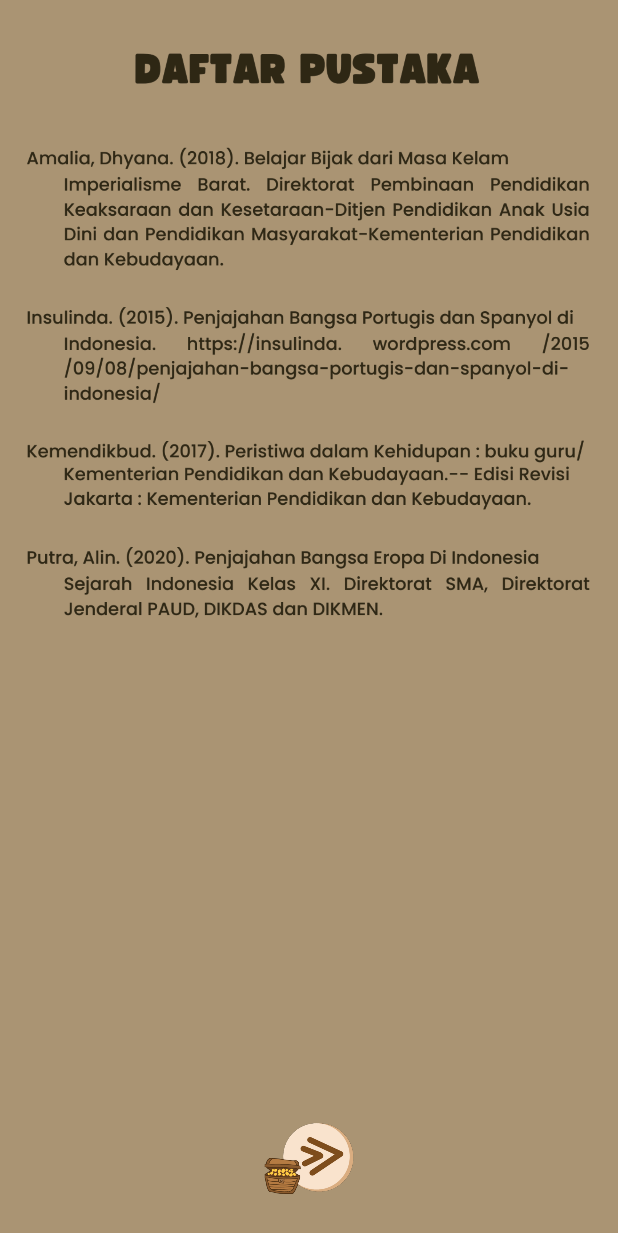
After one commit to yendrapriambada/PengembaraApp, an Android app: the DaftarPustakaActivity screen opened directly, with no data from a screen before it, on a phone screen of 412 x 824 dp. The commit adds this screen. Shown: the top 1233 px of the screen. Run offline under Robolectric (Android 15) with nearby library versions, the phone set to English and light mode, and no system bars.

Commit message:
(FrontEnd) Layout 28 - 30

```diff
--- /dev/null
+++ b/app/src/main/java/com/nadhira/emodulpengembara/DaftarPustakaActivity.kt
@@ -0,0 +1,38 @@
+package com.nadhira.emodulpengembara
+
+import android.content.Intent
+import android.os.Bundle
+import androidx.activity.OnBackPressedCallback
+import androidx.appcompat.app.AppCompatActivity
+import com.nadhira.emodulpengembara.databinding.ActivityDaftarPustakaBinding
+
+class DaftarPustakaActivity : AppCompatActivity() {
+    private lateinit var binding: ActivityDaftarPustakaBinding
+
+    override fun onCreate(savedInstanceState: Bundle?) {
+        super.onCreate(savedInstanceState)
+        binding = ActivityDaftarPustakaBinding.inflate(layoutInflater)
+        setContentView(binding.root)
+
+        binding.apply {
+            btnNext.setOnClickListener {
+                Intent(this@DaftarPustakaActivity, DaftarPustaka2Activity::class.java).also {
+                    startActivity(it)
+                }
+                finish()
+            }
+        }
+        onBackPressedDispatcher.addCallback(this, object : OnBackPressedCallback(true) {
+            override fun handleOnBackPressed() {
+                backIntent()
+            }
+        })
+    }
+
+    private fun backIntent() {
+        Intent(this@DaftarPustakaActivity, DaftarIsiActivity::class.java).also {
+            startActivity(it)
+        }
+        finish()
+    }
+}
--- /dev/null
+++ b/app/src/main/res/layout/activity_daftar_pustaka.xml
@@ -0,0 +1,31 @@
+<?xml version="1.0" encoding="utf-8"?>
+<androidx.constraintlayout.widget.ConstraintLayout xmlns:android="http://schemas.android.com/apk/res/android"
+    xmlns:app="http://schemas.android.com/apk/res-auto"
+    xmlns:tools="http://schemas.android.com/tools"
+    android:layout_width="match_parent"
+    android:layout_height="match_parent"
+    android:background="#AA9473"
+    tools:context=".DaftarPustakaActivity">
+
+    <ImageView
+        android:layout_width="match_parent"
+        android:layout_height="400dp"
+        android:layout_marginStart="16dp"
+        android:layout_marginTop="24dp"
+        android:layout_marginEnd="16dp"
+        app:layout_constraintEnd_toEndOf="parent"
+        app:layout_constraintStart_toStartOf="parent"
+        app:layout_constraintTop_toTopOf="parent"
+        app:srcCompat="@drawable/daftar_pustaka" />
+
+    <ImageView
+        android:id="@+id/btn_next"
+        android:layout_width="60dp"
+        android:layout_height="55dp"
+        android:layout_marginBottom="24dp"
+        app:layout_constraintBottom_toBottomOf="parent"
+        app:layout_constraintEnd_toEndOf="parent"
+        app:layout_constraintStart_toStartOf="parent"
+        app:srcCompat="@drawable/button_next" />
+
+</androidx.constraintlayout.widget.ConstraintLayout>
```
Also changed, not shown: app/src/main/AndroidManifest.xml (+9 -0 lines), app/src/main/java/com/nadhira/emodulpengembara/DaftarIsiActivity.kt (+4 -4 lines), app/src/main/java/com/nadhira/emodulpengembara/DaftarPustaka2Activity.kt (added, +35 -0 lines), app/src/main/java/com/nadhira/emodulpengembara/KunciJawabanActivity.kt (added, +38 -0 lines), app/src/main/res/layout/activity_daftar_pustaka2.xml (added, +30 -0 lines), app/src/main/res/layout/activity_kunci_jawaban.xml (added, +30 -0 lines), app/src/main/res/drawable/daftar_pustaka.png (added), app/src/main/res/drawable/daftar_pustaka2.png (added), app/src/main/res/drawable/keluar.png (added), app/src/main/res/drawable/kunci_jawaban.png (added).
